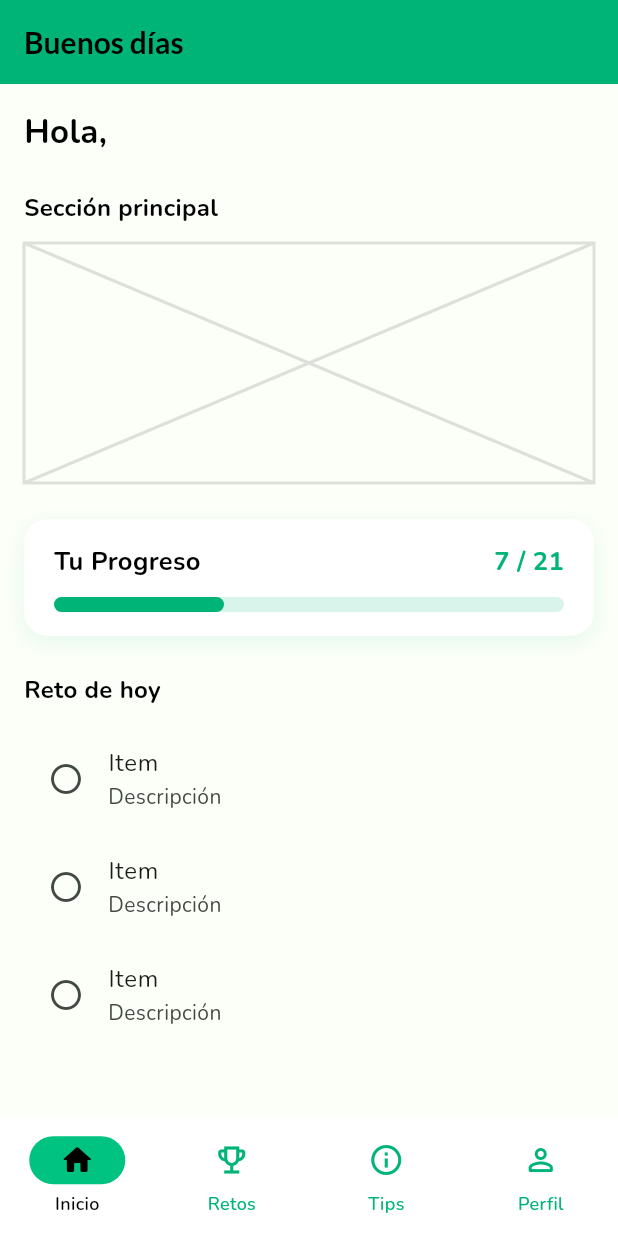
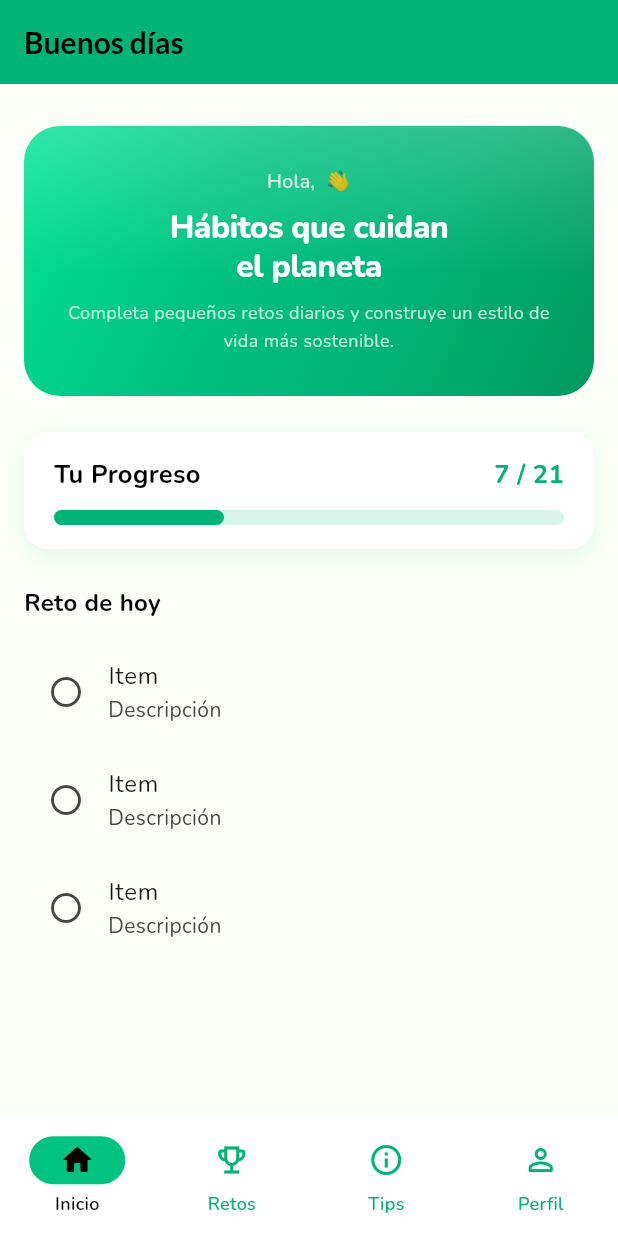
Before and after one commit to RoverwuWa1/hella-prueba, a Flutter app: the screen it shows once a user with an empty profile is signed in, on a phone screen of 412 x 824 dp. Run offline on Flutter 3.47's test engine with Material 3 defaults, Android fonts, the phone set to English and light mode, and no system bars; our stand-ins replace cloud_firestore, firebase_auth, firebase_core, google_fonts, google_sign_in; accounts and stored records are empty.

Commit message:
Se agrego BannerWidget para la pantalla de inicio y se modifico el home_screen para que lo dibujara

```diff
--- a/lib/features/challenges/view/home_screen.dart
+++ b/lib/features/challenges/view/home_screen.dart
@@ -1,5 +1,6 @@
 import 'package:flutter/material.dart';
 import 'package:firebase_auth/firebase_auth.dart';
+import '../widgets/banner_widget.dart';
 import '../widgets/progres_tracker_widget.dart';
 
 class HomeScreen extends StatelessWidget {
@@ -7,7 +8,6 @@ class HomeScreen extends StatelessWidget {
 
   @override
   Widget build(BuildContext context) {
-
     // ============================================================
     //  NO TOCAR — Datos del usuario desde Firebase
     // ============================================================
@@ -16,80 +16,50 @@ class HomeScreen extends StatelessWidget {
     // ============================================================
 
     return Scaffold(
-
       // ============================================================
       //  BLOQUE 1 — AppBar
       // Pueden cambiar el título, color, agregar íconos, etc.
       // ============================================================
       appBar: AppBar(
-        title: Text(_getGreeting()),  //  NO TOCAR — saludo dinámico
+        title: Text(_getGreeting()), //  NO TOCAR — saludo dinámico
       ),
 
       body: Padding(
-
         //  DISEÑO: Espaciado de la pantalla
         padding: const EdgeInsets.all(16),
 
         child: Column(
           crossAxisAlignment: CrossAxisAlignment.start,
           children: [
-
             // ============================================================
             //  BLOQUE 2 — Saludo con nombre del usuario
             // Solo cambien los estilos. El texto firstName viene
             // de Firebase — no lo modifiquen.
             // ============================================================
 
-            Text(
-              'Hola, $firstName',   //  NO TOCAR — nombre de Firebase
-              style: const TextStyle(
-                fontSize: 22,       //  Tamaño
-                fontWeight: FontWeight.bold, //  Peso
-                color: Colors.black,         //  Color
-              ),
-            ),
-
-            const SizedBox(height: 24),
-
             // ============================================================
             //  BLOQUE 3 — Sección principal
             // Aquí va el contenido más importante de la app.
             // Pueden poner cards, imágenes, banners, lo que necesiten.
             // ============================================================
-
-            const Text(
-              'Sección principal',    //  Cambien este título
-              style: TextStyle(
-                fontSize: 16,
-                fontWeight: FontWeight.bold,
-              ),
-            ),
-
             const SizedBox(height: 12),
 
             //  Aquí va el contenido principal — reemplacen este Placeholder
-            const Placeholder(
-              fallbackHeight: 160,
-              color: Colors.black12,
-            ),
+            BannerWidget(firstName: firstName),
 
             const SizedBox(height: 24),
 
             //Barra de seguimiento
             const ProgressTracker(),
             const SizedBox(height: 24), // Un espacio después de la barra
-
             // ============================================================
             //  BLOQUE 4 — Lista de contenido
             // Aquí va una lista, grid o lo que sea el core de la app.
             // Cambien el ícono, textos y colores de cada item.
             // ============================================================
             const Text(
-              'Reto de hoy',   //  Cambien este título
-              style: TextStyle(
-                fontSize: 16,
-                fontWeight: FontWeight.bold,
-              ),
+              'Reto de hoy', //  Cambien este título
+              style: TextStyle(fontSize: 16, fontWeight: FontWeight.bold),
             ),
 
             const SizedBox(height: 12),
@@ -100,13 +70,12 @@ class HomeScreen extends StatelessWidget {
                 itemBuilder: (context, index) {
                   return const ListTile(
                     leading: Icon(Icons.circle_outlined), //  Cambien el ícono
-                    title: Text('Item'),                  //  Cambien el texto
-                    subtitle: Text('Descripción'),        //  Cambien la descripción
+                    title: Text('Item'), //  Cambien el texto
+                    subtitle: Text('Descripción'), //  Cambien la descripción
                   );
                 },
               ),
             ),
-
           ],
         ),
       ),
@@ -122,5 +91,6 @@ class HomeScreen extends StatelessWidget {
     if (hour < 18) return 'Buenas tardes';
     return 'Buenas noches';
   }
+
   // ============================================================
 }
--- /dev/null
+++ b/lib/features/challenges/widgets/banner_widget.dart
@@ -0,0 +1,127 @@
+import 'package:flutter/material.dart';
+
+// ============================================================
+//  WIDGET: BannerWidget
+// Banner principal de la HomeScreen con degradados y profundidad.
+//
+// Uso en home_screen.dart:
+// BannerWidget(firstName: firstName),
+// ============================================================
+class BannerWidget extends StatelessWidget {
+  final String firstName;
+
+  const BannerWidget({
+    super.key,
+    required this.firstName, //  NO TOCAR — viene de Firebase
+  });
+
+  @override
+  Widget build(BuildContext context) {
+    return Container(
+      width: double.infinity,
+      height: 180, //  Alto del banner
+      decoration: BoxDecoration(
+        borderRadius: BorderRadius.circular(24), //  Esquinas
+        // ============================================================
+        //  DEGRADADO — Cambien los colores para personalizar
+        // ============================================================
+        gradient: const LinearGradient(
+          begin: Alignment.topLeft,
+          end: Alignment.bottomRight,
+          colors: [
+            Color(0xFF00E497), //  Verde claro — esquina superior izquierda
+            Color(0xFF00C381), //  Verde medio
+            Color(0xFF00B477), //  Verde medio oscuro
+            Color(0xFF009960), //  Verde oscuro — esquina inferior derecha
+          ],
+          stops: [0.0, 0.35, 0.65, 1.6],
+        ),
+      ),
+      child: ClipRRect(
+        borderRadius: BorderRadius.circular(24),
+        child: Stack(
+          children: [
+            // ============================================================
+            //  NO TOCAR — Capas de profundidad (brillo y sombra interna)
+            // ============================================================
+
+            // Brillo superior — efecto de luz viniendo de arriba
+            Positioned(
+              top: 0,
+              left: 0,
+              right: 0,
+              child: Container(
+                height: 100,
+                decoration: const BoxDecoration(
+                  gradient: LinearGradient(
+                    begin: Alignment.topCenter,
+                    end: Alignment.bottomCenter,
+                    colors: [
+                      Color(0x2EFFFFFF), // brillo suave arriba
+                      Color(0x00FFFFFF), // desvanece
+                    ],
+                  ),
+                ),
+              ),
+            ),
+            // ============================================================
+
+            // ============================================================
+            //  BLOQUE 1 — Contenido del banner
+            // Cambien los textos y estilos según su app.
+            // El firstName NO se toca — viene de Firebase.
+            // ============================================================
+            Center(
+              child: Padding(
+                padding: const EdgeInsets.symmetric(horizontal: 24),
+                child: Column(
+                  mainAxisAlignment: MainAxisAlignment.center,
+                  crossAxisAlignment: CrossAxisAlignment.center,
+                  children: [
+                    Text(
+                      'Hola, $firstName 👋', //  NO TOCAR
+                      textAlign: TextAlign.center,
+                      style: const TextStyle(
+                        fontSize: 13, //  Tamaño
+                        color: Color(0xD1FFFFFF), //  Color
+                        fontWeight: FontWeight.w500,
+                      ),
+                    ),
+
+                    const SizedBox(height: 8),
+
+                    const Text(
+                      'Hábitos que cuidan\nel planeta', //  Cambien el texto
+                      textAlign: TextAlign.center,
+                      style: TextStyle(
+                        fontSize: 21, // Tamaño
+                        fontWeight: FontWeight.w800, //  Peso
+                        color: Colors.white, //  Color
+                        height: 1.25,
+                        letterSpacing: -0.3,
+                      ),
+                    ),
+
+                    const SizedBox(height: 8),
+
+                    const Text(
+                      'Completa pequeños retos diarios y construye un estilo de vida más sostenible.', //  Cambien el texto
+                      textAlign: TextAlign.center,
+                      style: TextStyle(
+                        fontSize: 12, //  Tamaño
+                        color: Color(0xBFFFFFFF), //  Color
+                        height: 1.6,
+                      ),
+                    ),
+                  ],
+                ),
+              ),
+            ),
+
+            // ============================================================
+          ],
+        ),
+      ),
+    );
+  }
+}
```
